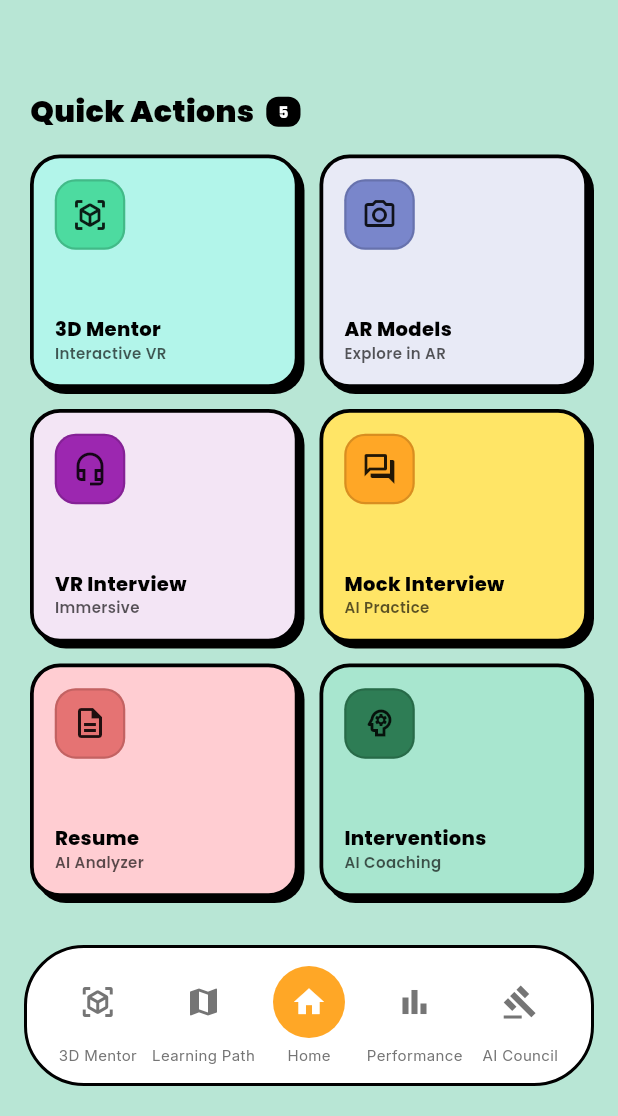
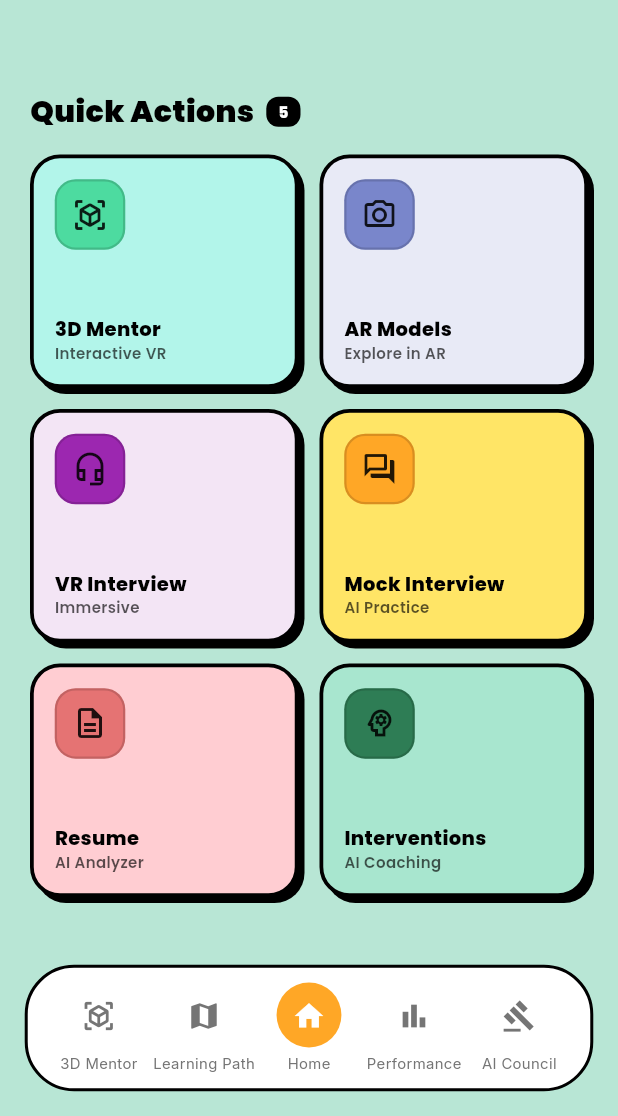
Before and after one commit to Sahil-Hode/CampusPP-app, a Flutter app: the DashboardPage screen opened directly, on a phone screen of 412 x 824 dp, the part 120-1236 px from its top. Run offline on Flutter 3.47's test engine with Material 3 defaults, Android fonts, the phone set to English and light mode, and no system bars; our stand-ins replace audioplayers, camera, file_picker, fl_chart, flutter_markdown, font_awesome_flutter and 6 more; missing offline and left inert: flutter_inappwebview, model_viewer_plus, record; accounts and stored records are empty; network calls fail.

Commit message:
new changes of home page

```diff
--- a/lib/pages/dashboard_page.dart
+++ b/lib/pages/dashboard_page.dart
@@ -217,7 +217,9 @@ class _DashboardPageState extends State<DashboardPage> {
     return Scaffold(
       backgroundColor: const Color(0xFFB8E6D5), // Light mint/cyan background
       body: SafeArea(
-        child: Column(
+        child: Stack(
+          children: [
+            Column(
           children: [
             // Top section with avatar and status
             Padding(
@@ -351,7 +353,7 @@ class _DashboardPageState extends State<DashboardPage> {
                 backgroundColor: Colors.white,
                 child: SingleChildScrollView(
                   physics: const AlwaysScrollableScrollPhysics(),
-                  padding: const EdgeInsets.symmetric(horizontal: 20),
+                  padding: const EdgeInsets.only(left: 20, right: 20, bottom: 120),
                 child: Column(
                   children: [
                     if (alert != null && alert.level != 'Safe')
@@ -590,14 +592,30 @@ class _DashboardPageState extends State<DashboardPage> {
             ),
           ],
         ),
-      ),
-      bottomNavigationBar: Container(
-        margin: const EdgeInsets.symmetric(horizontal: 16, vertical: 20),
-        padding: const EdgeInsets.symmetric(horizontal: 12, vertical: 12),
+            // Floating bottom navbar overlay
+            Positioned(
+              left: 0,
+              right: 0,
+              bottom: 0,
+              child: LayoutBuilder(
+                builder: (context, constraints) {
+                  final screenWidth = MediaQuery.of(context).size.width;
+                  final screenHeight = MediaQuery.of(context).size.height;
+
+                  final hMargin = screenWidth * 0.04;
+                  final vMargin = screenHeight * 0.02;
+                  final hPadding = screenWidth * 0.03;
+                  final vPadding = screenHeight * 0.012;
+                  final borderRadius = screenWidth * 0.08;
+                  final borderWidth = screenWidth < 360 ? 1.5 : 2.0;
+
+                  return Container(
+                    margin: EdgeInsets.symmetric(horizontal: hMargin, vertical: vMargin),
+                    padding: EdgeInsets.symmetric(horizontal: hPadding, vertical: vPadding),
                     decoration: BoxDecoration(
                       color: Colors.white,
-          borderRadius: BorderRadius.circular(40),
-          border: Border.all(color: Colors.black, width: 2),
+                      borderRadius: BorderRadius.circular(borderRadius.clamp(24, 50)),
+                      border: Border.all(color: Colors.black, width: borderWidth),
                     ),
                     child: Row(
                       mainAxisAlignment: MainAxisAlignment.spaceAround,
@@ -607,6 +625,12 @@ class _DashboardPageState extends State<DashboardPage> {
                         Expanded(child: _buildNavItem(context, Icons.home, 'Home', true)),
                         Expanded(child: _buildNavItem(context, Icons.bar_chart, 'Performance', false, isProgress: true)),
                         Expanded(child: _buildNavItem(context, Icons.gavel, 'AI Council', false)),
+                      ],
+                    ),
+                  );
+                },
+              ),
+            ),
           ],
         ),
       ),
@@ -1018,6 +1042,12 @@ class _DashboardPageState extends State<DashboardPage> {
 
 
   Widget _buildNavItem(BuildContext context, IconData icon, String label, bool isActive, {bool isProgress = false, bool isPath = false, bool isChat = false, bool is3DMentor = false}) {
+    final screenWidth = MediaQuery.of(context).size.width;
+    final iconSize = (screenWidth * 0.055).clamp(18.0, 30.0);
+    final iconPadding = (screenWidth * 0.025).clamp(6.0, 14.0);
+    final labelFontSize = (screenWidth * 0.024).clamp(8.0, 13.0);
+    final gap = (screenWidth * 0.008).clamp(2.0, 6.0);
+
     return GestureDetector(
       onTap: () {
         if (isProgress) {
@@ -1056,7 +1086,7 @@ class _DashboardPageState extends State<DashboardPage> {
         mainAxisSize: MainAxisSize.min,
         children: [
           Container(
-            padding: const EdgeInsets.all(12),
+            padding: EdgeInsets.all(iconPadding),
             decoration: BoxDecoration(
               color: isActive ? const Color(0xFFFFA726) : Colors.transparent,
               shape: BoxShape.circle,
@@ -1064,16 +1094,18 @@ class _DashboardPageState extends State<DashboardPage> {
             child: Icon(
               icon,
               color: isActive ? Colors.white : Colors.grey[600],
-              size: 24,
+              size: iconSize,
             ),
           ),
-          const SizedBox(height: 4),
+          SizedBox(height: gap),
           FittedBox(
             fit: BoxFit.scaleDown,
             child: Text(
               label,
+              maxLines: 1,
+              overflow: TextOverflow.ellipsis,
               style: TextStyle(
-                fontSize: 10,
+                fontSize: labelFontSize,
                 color: Colors.grey[600],
               ),
             ),
```
Also changed, not shown: flutter_01.png (added), flutter_02.png (added), pubspec.lock. Lines whose indentation alone changed are shown as unchanged.
